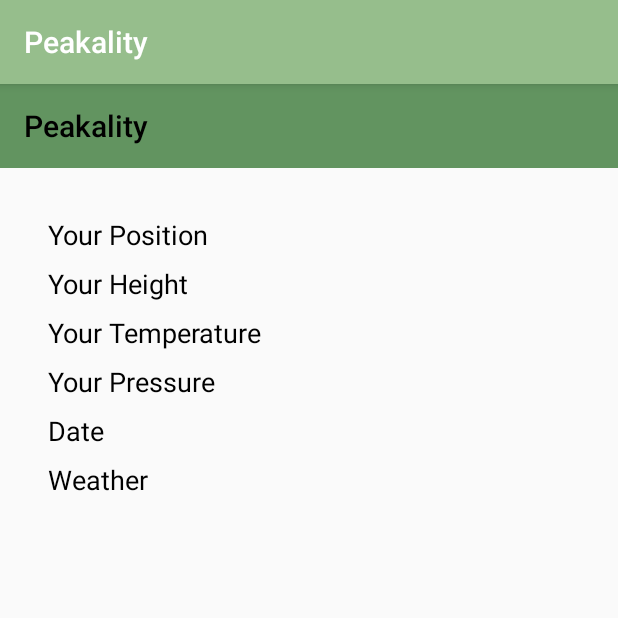
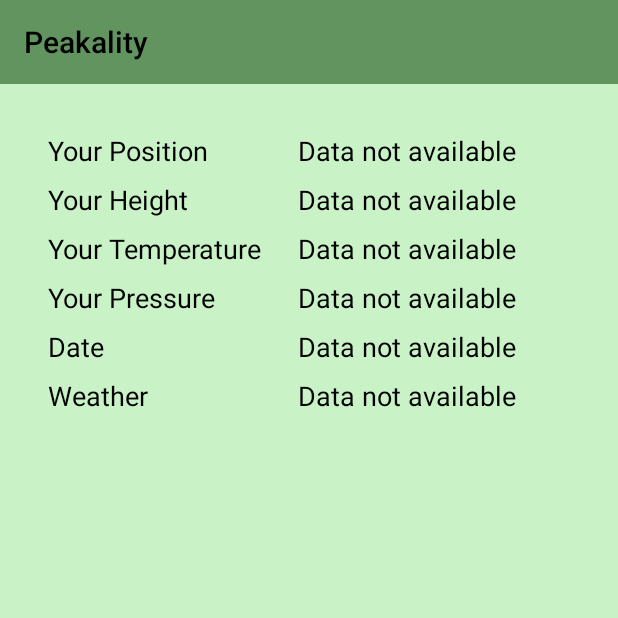
Before and after one commit to SirSoySauce/peakality, an Android app: the ScoreActivity screen opened directly, with no data from a screen before it, on a phone screen of 412 x 824 dp, the top half of it. Run offline under Robolectric (Android 15) with nearby library versions, the phone set to English and light mode, and no system bars.

Commit message:
Added navigation to score activity

```diff
--- a/app/src/main/java/ch/zli/peakality/ScoreActivity.java
+++ b/app/src/main/java/ch/zli/peakality/ScoreActivity.java
@@ -1,10 +1,9 @@
 package ch.zli.peakality;
 
-import androidx.appcompat.app.AppCompatActivity;
-
+import android.app.Activity;
 import android.os.Bundle;
 
-public class ScoreActivity extends AppCompatActivity {
+public class ScoreActivity extends Activity {
 
     @Override
     protected void onCreate(Bundle savedInstanceState) {
--- a/app/src/main/java/ch/zli/peakality/StartActivity.java
+++ b/app/src/main/java/ch/zli/peakality/StartActivity.java
@@ -1,17 +1,28 @@
 package ch.zli.peakality;
 
+import android.app.Activity;
+import android.content.Intent;
 import android.os.Bundle;
+import android.view.View;
+import android.widget.Button;
 
-import androidx.appcompat.app.AppCompatActivity;
 import androidx.appcompat.widget.Toolbar;
 
-public class StartActivity extends AppCompatActivity {
+public class StartActivity extends Activity {
+
+    Button generateScoreButton;
 
     @Override
     protected void onCreate(Bundle savedInstanceState) {
         super.onCreate(savedInstanceState);
         setContentView(R.layout.activity_start);
-        Toolbar toolbar = findViewById(R.id.toolbar);
-        setSupportActionBar(toolbar);
+        generateScoreButton = findViewById(R.id.bGenerateScore);
+
+        generateScoreButton.setOnClickListener(new View.OnClickListener() {
+            @Override
+            public void onClick(View v) {
+                startActivity(new Intent(StartActivity.this, ScoreActivity.class));
+            }
+        });
     }
 }
--- a/app/src/main/res/layout/activity_score.xml
+++ b/app/src/main/res/layout/activity_score.xml
@@ -1,9 +1,9 @@
 <?xml version="1.0" encoding="utf-8"?>
-<androidx.constraintlayout.widget.ConstraintLayout
-    xmlns:android="http://schemas.android.com/apk/res/android"
+<androidx.constraintlayout.widget.ConstraintLayout xmlns:android="http://schemas.android.com/apk/res/android"
     xmlns:app="http://schemas.android.com/apk/res-auto"
     android:layout_width="match_parent"
-    android:layout_height="match_parent">
+    android:layout_height="match_parent"
+    android:background="@color/colorPrimaryLight">
 
     <androidx.appcompat.widget.Toolbar
         android:id="@+id/toolbar"
@@ -38,8 +38,8 @@
                 android:id="@+id/tvPositionLabel"
                 android:layout_width="wrap_content"
                 android:layout_height="wrap_content"
+                android:paddingStart="0dp"
                 android:paddingEnd="@dimen/larger_padding"
-                android:paddingStart="0dp"
                 android:text="@string/position_label"
                 android:textColor="@color/primaryFontColor"
                 android:textSize="@dimen/main_font_size" />
@@ -47,6 +47,7 @@
             <TextView
                 android:id="@+id/tvPositionValue"
                 android:layout_width="wrap_content"
+                android:text="@string/data_not_available"
                 android:layout_height="wrap_content"
                 android:textColor="@color/primaryFontColor"
                 android:textSize="@dimen/main_font_size" />
@@ -60,18 +61,19 @@
 
             <TextView
                 android:id="@+id/tvHeightLabel"
+                android:layout_width="wrap_content"
+                android:layout_height="wrap_content"
+                android:paddingStart="0dp"
+                android:paddingEnd="@dimen/larger_padding"
+                android:text="@string/altitude_label"
                 android:textColor="@color/primaryFontColor"
-                android:layout_width="wrap_content"
-                android:textSize="@dimen/main_font_size"
-                android:layout_height="wrap_content"
-                android:paddingEnd="@dimen/larger_padding"
-                android:paddingStart="0dp"
-                android:text="@string/altitude_label" />
+                android:textSize="@dimen/main_font_size" />
 
             <TextView
                 android:id="@+id/tvHeightValue"
                 android:layout_width="wrap_content"
                 android:layout_height="wrap_content"
+                android:text="@string/data_not_available"
                 android:textColor="@color/primaryFontColor"
                 android:textSize="@dimen/main_font_size" />
 
@@ -80,22 +82,23 @@
         <TableRow
             android:layout_width="match_parent"
             android:layout_height="match_parent"
-            android:paddingBottom="@dimen/table_row_spacing" >
+            android:paddingBottom="@dimen/table_row_spacing">
 
             <TextView
                 android:id="@+id/tvTemperatureLabel"
+                android:layout_width="wrap_content"
+                android:layout_height="wrap_content"
+                android:paddingStart="0dp"
+                android:paddingEnd="@dimen/larger_padding"
+                android:text="@string/temperature_label"
                 android:textColor="@color/primaryFontColor"
-                android:layout_width="wrap_content"
-                android:textSize="@dimen/main_font_size"
-                android:paddingEnd="@dimen/larger_padding"
-                android:paddingStart="0dp"
-                android:layout_height="wrap_content"
-                android:text="@string/temperature_label" />
+                android:textSize="@dimen/main_font_size" />
 
             <TextView
                 android:id="@+id/tvTemperatureValue"
                 android:layout_width="wrap_content"
                 android:layout_height="wrap_content"
+                android:text="@string/data_not_available"
                 android:textColor="@color/primaryFontColor"
                 android:textSize="@dimen/main_font_size" />
 
@@ -104,23 +107,24 @@
         <TableRow
             android:layout_width="match_parent"
             android:layout_height="match_parent"
-            android:paddingBottom="@dimen/table_row_spacing" >
+            android:paddingBottom="@dimen/table_row_spacing">
 
             <TextView
                 android:id="@+id/tvPressureLabel"
+                android:layout_width="wrap_content"
+                android:layout_height="wrap_content"
+                android:paddingStart="0dp"
+                android:paddingEnd="@dimen/larger_padding"
+                android:text="@string/pressure_label"
                 android:textColor="@color/primaryFontColor"
-                android:textSize="@dimen/main_font_size"
-                android:layout_width="wrap_content"
-                android:paddingEnd="@dimen/larger_padding"
-                android:paddingStart="0dp"
-                android:layout_height="wrap_content"
-                android:text="@string/pressure_label" />
+                android:textSize="@dimen/main_font_size" />
 
             <TextView
                 android:id="@+id/tvPressureValue"
                 android:layout_width="wrap_content"
                 android:layout_height="wrap_content"
                 android:textColor="@color/primaryFontColor"
+                android:text="@string/data_not_available"
                 android:textSize="@dimen/main_font_size" />
 
         </TableRow>
@@ -128,23 +132,24 @@
         <TableRow
             android:layout_width="match_parent"
             android:layout_height="match_parent"
-            android:paddingBottom="@dimen/table_row_spacing" >
+            android:paddingBottom="@dimen/table_row_spacing">
 
             <TextView
                 android:id="@+id/tvDateLabel"
+                android:layout_width="wrap_content"
+                android:layout_height="wrap_content"
+                android:paddingStart="0dp"
+                android:paddingEnd="@dimen/larger_padding"
+                android:text="@string/date_label"
                 android:textColor="@color/primaryFontColor"
-                android:textSize="@dimen/main_font_size"
-                android:layout_width="wrap_content"
-                android:paddingEnd="@dimen/larger_padding"
-                android:paddingStart="0dp"
-                android:layout_height="wrap_content"
-                android:text="@string/date_label" />
+                android:textSize="@dimen/main_font_size" />
 
             <TextView
                 android:id="@+id/tvDateValue"
                 android:layout_width="wrap_content"
                 android:layout_height="wrap_content"
                 android:textColor="@color/primaryFontColor"
+                android:text="@string/data_not_available"
                 android:textSize="@dimen/main_font_size" />
 
         </TableRow>
@@ -152,21 +157,22 @@
         <TableRow
             android:layout_width="match_parent"
             android:layout_height="match_parent"
-            android:paddingBottom="@dimen/table_row_spacing" >
+            android:paddingBottom="@dimen/table_row_spacing">
 
             <TextView
                 android:id="@+id/tvWeatherLabel"
-                android:textColor="@color/primaryFontColor"
-                android:textSize="@dimen/main_font_size"
-                android:paddingEnd="@dimen/larger_padding"
-                android:paddingStart="0dp"
                 android:layout_width="wrap_content"
                 android:layout_height="wrap_content"
-                android:text="@string/weather_label" />
+                android:paddingStart="0dp"
+                android:paddingEnd="@dimen/larger_padding"
+                android:text="@string/weather_label"
+                android:textColor="@color/primaryFontColor"
+                android:textSize="@dimen/main_font_size" />
 
             <TextView
                 android:id="@+id/tvWeatherValue"
                 android:layout_width="wrap_content"
+                android:text="@string/data_not_available"
                 android:layout_height="wrap_content"
                 android:textColor="@color/primaryFontColor"
                 android:textSize="@dimen/main_font_size" />
--- a/app/src/main/res/values/strings.xml
+++ b/app/src/main/res/values/strings.xml
@@ -2,6 +2,7 @@
     <string name="app_name">Peakality</string>
     <string name="get_score">Get Score!</string>
     <string name="front_text">Lorem Ipsum is simply dummy text of the printing and typesetting industry. Lorem Ipsum has been the industry\'s standard dummy text ever since the 1500s, when an unknown printer took a galley of type and scrambled it to make a type specimen book. It has survived not only five centuries, but also the leap into electronic typesetting, remaining essentially unchanged. It was popularised in the 1960s with the release of Letraset sheets containing Lorem Ipsum passages, and more recently with desktop publishing software like Aldus PageMaker including versions of Lorem Ipsum.</string>
+    <string name="data_not_available">Data not available</string>
 
     <string name="position_label">Your Position</string>
     <string name="altitude_label">Your Height</string>
```
